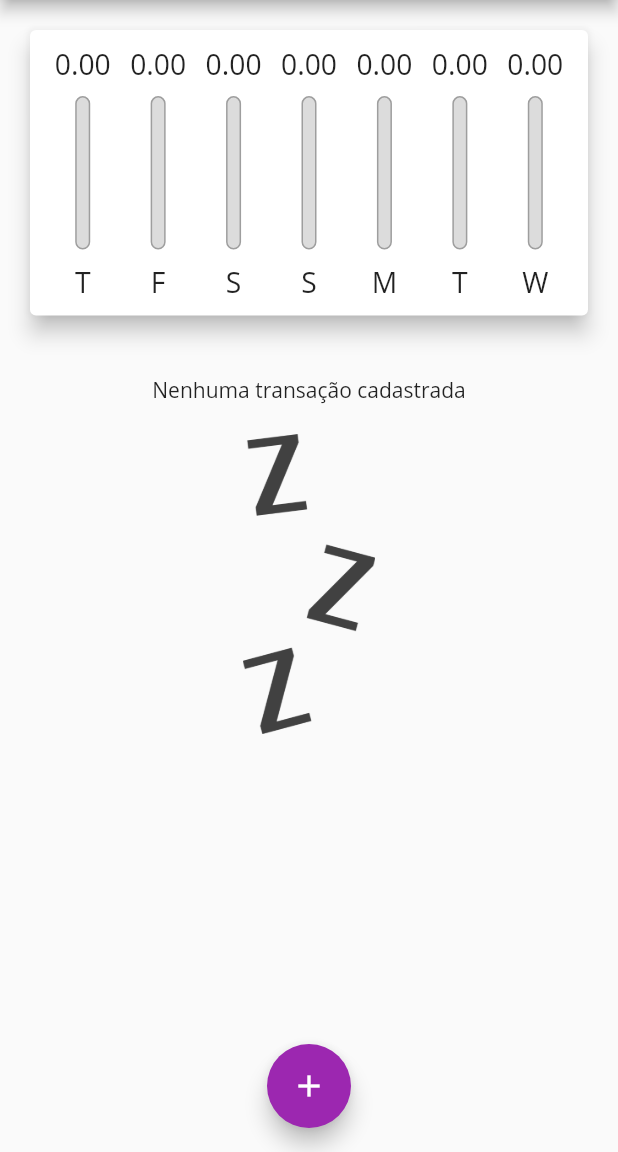
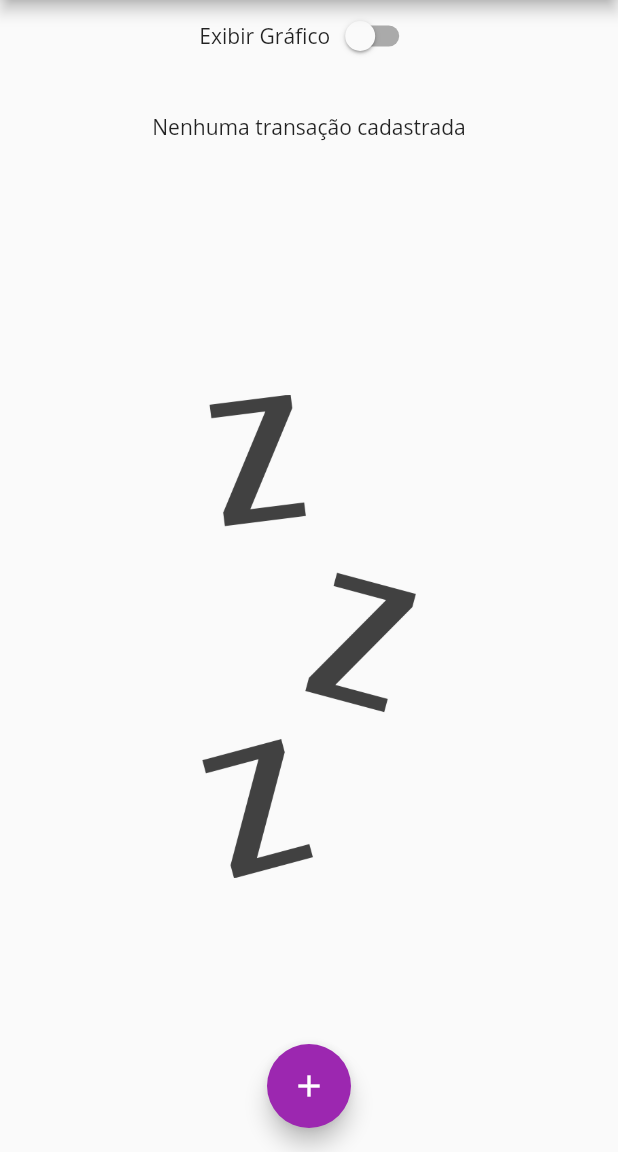
Before and after one commit to beugenio/flutter-expenses, a Flutter app: the screen it shows after launch, on a phone screen of 412 x 824 dp, the part 84-1236 px from its top. Run offline on Flutter 3.47's test engine with Material 2 defaults, Android fonts, the phone set to English and light mode, and no system bars.

Commit message:
mudanças para orientação paisagem - ajuste de imagem, seletor entre chart e transações

```diff
--- a/lib/components/transaction_list.dart
+++ b/lib/components/transaction_list.dart
@@ -12,22 +12,27 @@ class TransactionList extends StatelessWidget {
   @override
   Widget build(BuildContext context) {
     return transactions.isEmpty
-        ? Column(
+        ? LayoutBuilder(builder: (ctx, constraints) {
+            return Column(
               children: <Widget>[
-              SizedBox(height: 20),
-              Text(
+                SizedBox(height: constraints.maxHeight * 0.05),
+                Container(
+                  height: constraints.minHeight * 0.3,
+                  child: Text(
                     'Nenhuma transação cadastrada',
                   ),
+                ),
                 Container(
-                height: 200,
-                margin: EdgeInsets.only(top: 20),
+                  height: constraints.maxHeight * 0.6,
+                  margin: EdgeInsets.only(top: constraints.maxHeight * 0.05),
                   child: Image.asset(
                     'assets/images/waiting.png',
                     fit: BoxFit.cover,
                   ),
                 )
               ],
-          )
+            );
+          })
         : ListView.builder(
             itemCount: transactions.length,
             itemBuilder: (ctx, index) {
--- a/lib/main.dart
+++ b/lib/main.dart
@@ -36,6 +36,7 @@ class MyHomePage extends StatefulWidget {
 
 class _MyHomePageState extends State<MyHomePage> {
   final List<Transaction> _transactions = [];
+  bool _showChart = false;
 
   List<Transaction> get _recentTransactions {
     return _transactions.where((tr) {
@@ -102,12 +103,28 @@ class _MyHomePageState extends State<MyHomePage> {
         child: Column(
           crossAxisAlignment: CrossAxisAlignment.stretch,
           children: <Widget>[
-            Container(
-                height: avaliableHeight * 0.3,
-                child: Chart(_recentTransactions)),
-            Container(
-                height: avaliableHeight * 0.7,
-                child: TransactionList(_transactions, _deleteTransaction))
+            Row(
+              mainAxisAlignment: MainAxisAlignment.center,
+              children: [
+                Text('Exibir Gráfico'),
+                Switch(
+                  value: _showChart,
+                  onChanged: (value) {
+                    setState(() {
+                      _showChart = value;
+                    });
+                  },
+                ),
+              ],
+            ),
+            if (_showChart)
+              Container(
+                  height: avaliableHeight * 0.3,
+                  child: Chart(_recentTransactions)),
+            if (!_showChart)
+              Container(
+                  height: avaliableHeight * 0.7,
+                  child: TransactionList(_transactions, _deleteTransaction)),
           ],
         ),
       ),
```
Lines whose indentation alone changed are shown as unchanged.
